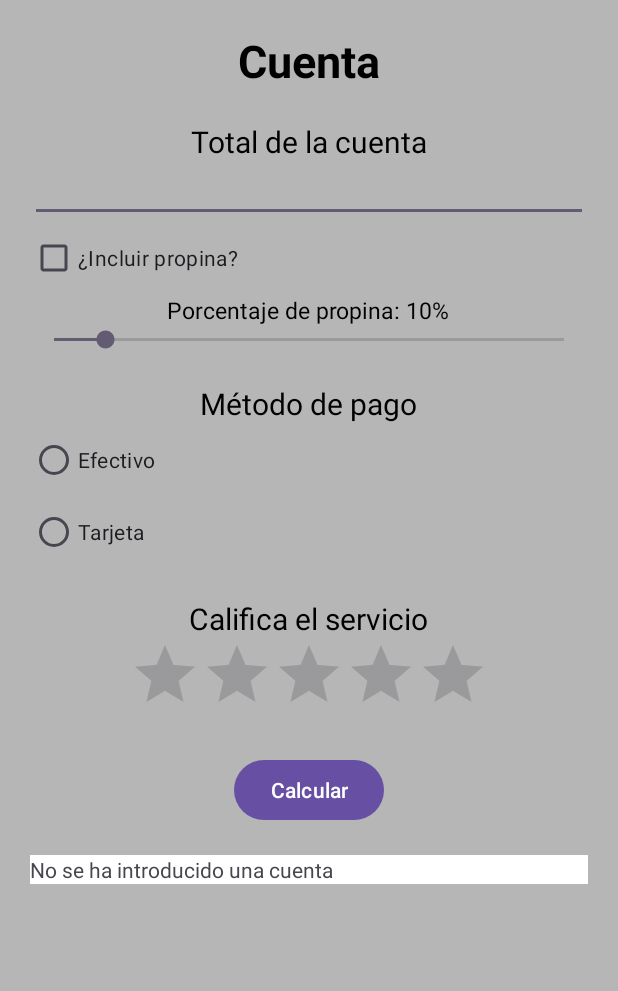
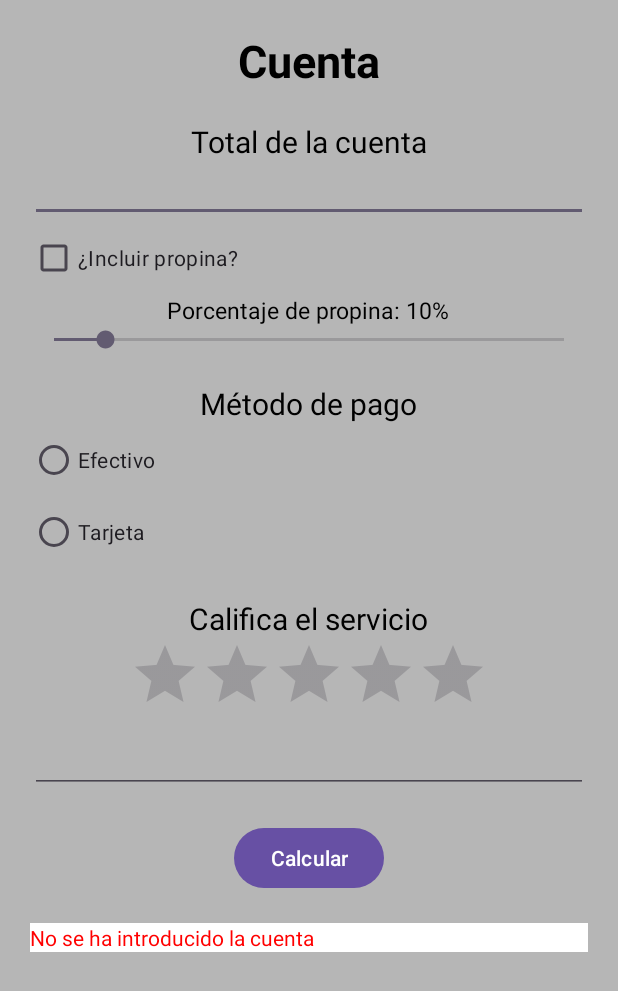
Before and after one commit to DavidAlumnoSantaGema/Programacion-Multimedia-y-Dispositivos-Moviles, an Android app: the screen it shows after launch (MainActivity), after a tap on "Calcular", on a phone screen of 412 x 824 dp. Shown: the top 991 px of the screen. Run offline under Robolectric (Android 15) with nearby library versions, the phone set to English and light mode, and no system bars.

Commit message:
Cuenta bar finalizada

```diff
--- a/Gestioncuentavar/app/src/main/java/com/example/gestioncuentavar/MainActivity.java
+++ b/Gestioncuentavar/app/src/main/java/com/example/gestioncuentavar/MainActivity.java
@@ -1,10 +1,17 @@
 package com.example.gestioncuentavar;
 
+import android.graphics.Color;
+import android.media.Rating;
 import android.os.Bundle;
 import android.view.View;
+import android.widget.ArrayAdapter;
+import android.widget.AutoCompleteTextView;
 import android.widget.Button;
 import android.widget.CheckBox;
 import android.widget.EditText;
+import android.widget.RadioButton;
+import android.widget.RadioGroup;
+import android.widget.RatingBar;
 import android.widget.SeekBar;
 import android.widget.TextView;
 
@@ -22,6 +29,12 @@
         super.onCreate(savedInstanceState);
         EdgeToEdge.enable(this);
         setContentView(R.layout.activity_main);
+
+        String[] opciones = {"Enrique","Adriana","Pablo","Eustaquio"};
+        AutoCompleteTextView autoCompleteNombreCamarero = findViewById(R.id.autoCompleteNombreCamarero);
+        ArrayAdapter<String> adapter = new ArrayAdapter<String>(this,
+                android.R.layout.simple_dropdown_item_1line, opciones);
+        autoCompleteNombreCamarero.setAdapter(adapter);
 
         TextView textViewPropina = findViewById(R.id.textViewPropina);
         SeekBar seekbarPropina = findViewById(R.id.seekbarPropina);
@@ -49,6 +62,8 @@
         TextView textViewCalculo = findViewById(R.id.textViewCalculo);
         EditText textViewCuenta = findViewById(R.id.editTextCuenta);
         CheckBox checkBoxPropina = findViewById(R.id.checkBoxPropina);
+        RadioGroup radioGroup = findViewById(R.id.radioGroupMetodoPago);
+        RatingBar ratingBar = findViewById(R.id.ratingBar);
 
         button.setOnClickListener(new View.OnClickListener()
         {
@@ -61,23 +76,47 @@
                 String textoCuenta = textViewCuenta.getText().toString();
                 if (textoCuenta.isEmpty())
                 {
-                    textViewCalculo.append("No se ha introducido una cuenta");
+                    textViewCalculo.setTextColor(Color.RED);
+                    textViewCalculo.append("No se ha introducido la cuenta");
                     return;
                 }
                 float num = Float.parseFloat(textoCuenta);
 
                 if (num <= 0)
                 {
+                    textViewCalculo.setTextColor(Color.RED);
                     textViewCalculo.append("Cuenta inválida");
                     return;
                 }
+
+                int id = radioGroup.getCheckedRadioButtonId();
+
+                if (id == -1)
+                {
+                    textViewCalculo.setTextColor(Color.RED);
+                    textViewCalculo.append("No se ha introducido un método de pago");
+                    return;
+                }
+
+                textViewCalculo.setTextColor(Color.BLACK);
                 textViewCalculo.append("Cuenta: " + textViewCuenta.getText() + "€\n");
 
                 if (checkBoxPropina.isChecked())
                 {
                     textViewCalculo.append("Propina: " + seekbarPropina.getProgress() + "%\n");
                     float res = num + (num * seekbarPropina.getProgress() / 100);
-                    textViewCalculo.append("Total: " + res + '\n');
+                    textViewCalculo.append("Total: " + res + "€\n");
+                }
+
+                RadioButton radioButton = findViewById(id);
+                textViewCalculo.append("Método de pago elegido: " + radioButton.getText() +'\n');
+
+                textViewCalculo.append("Calificación del servicio: " + ((int) ratingBar.getRating()) + " estrellas.");
+
+                String nombreCamarero = autoCompleteNombreCamarero.getText().toString();
+                if (!nombreCamarero.isEmpty())
+                {
+                    textViewCalculo.append("\nCamarero que ha atendido: "+nombreCamarero);
                 }
             }
         });
--- a/Gestioncuentavar/app/src/main/res/layout/activity_main.xml
+++ b/Gestioncuentavar/app/src/main/res/layout/activity_main.xml
@@ -61,6 +61,7 @@
         android:textColor="@color/black"
         android:paddingTop="20dp"/>
     <RadioGroup
+        android:id="@+id/radioGroupMetodoPago"
         android:layout_width="match_parent"
         android:layout_height="wrap_content">
         <RadioButton
@@ -87,6 +88,14 @@
         android:stepSize="1"
         android:rating="0"
         android:id="@+id/ratingBar"/>
+    <AutoCompleteTextView
+        android:id="@+id/autoCompleteNombreCamarero"
+        android:layout_width="match_parent"
+        android:layout_height="wrap_content"
+        android:completionHint="Nombre del camarero que te ha atendido"
+        android:completionThreshold="1"
+        android:inputType="textAutoComplete"/>
+
 
     <TextView
         android:layout_width="wrap_content"
```
